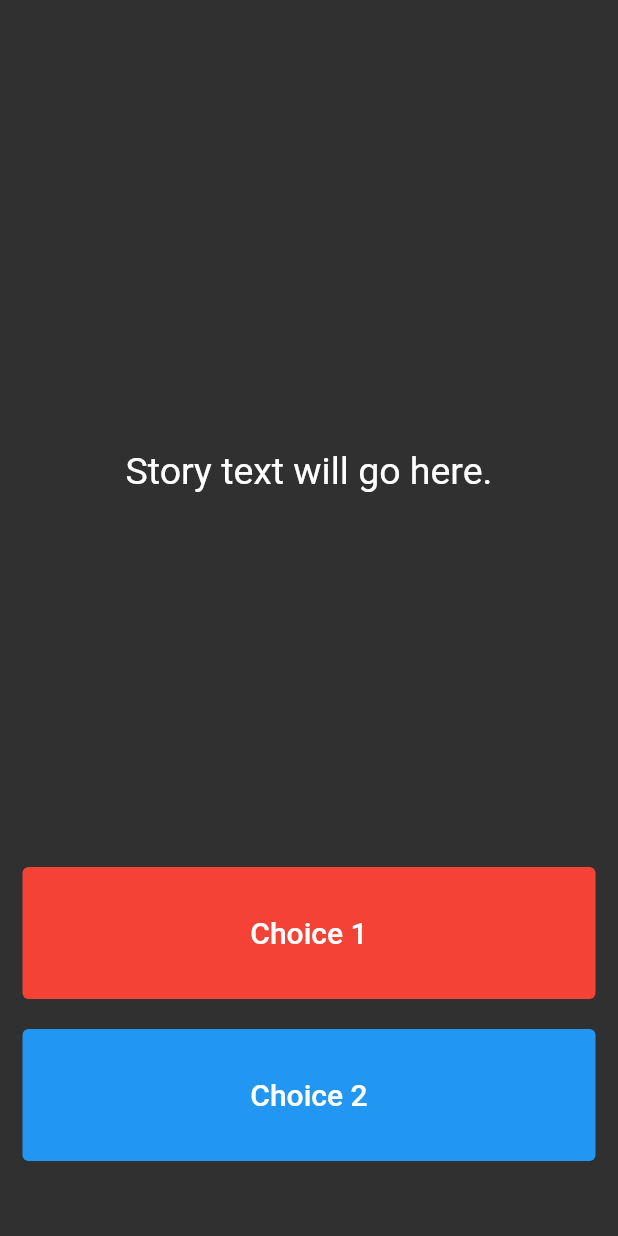
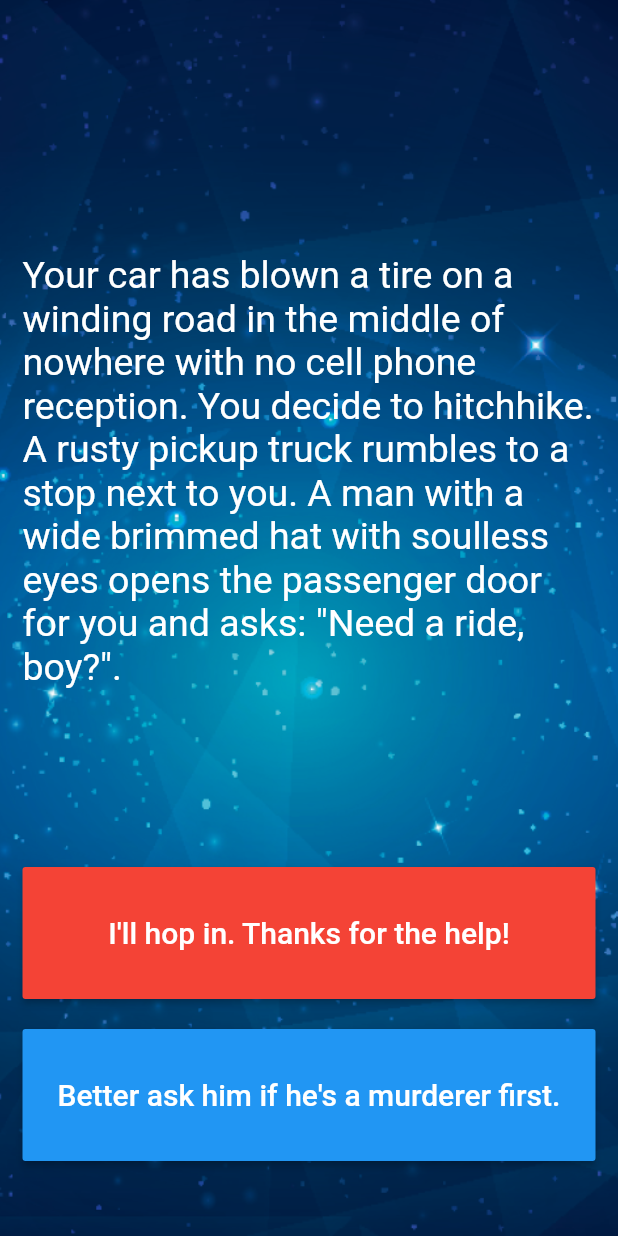
Before and after one commit to HeratUni-CS/destini-FahimKarimi, a Flutter app: the screen it shows after launch, on a phone screen of 412 x 824 dp. Run offline on Flutter 3.47's test engine with Material 2 defaults, Android fonts, the phone set to English and light mode, and no system bars.

Commit message:
Add files via upload

```diff
--- a/lib/main.dart
+++ b/lib/main.dart
@@ -1,4 +1,5 @@
 import 'package:flutter/material.dart';
+import 'story_brain.dart';
 
 //TODO: Step 15 - Run the app and see if you can see the screen update with the first story. Delete this TODO if it looks as you expected.
 
@@ -14,6 +15,7 @@ class Destini extends StatelessWidget {
 }
 
 //TODO: Step 9 - Create a new storyBrain object from the StoryBrain class.
+StoryBrain storyBrain = StoryBrain();
 
 class StoryPage extends StatefulWidget {
   _StoryPageState createState() => _StoryPageState();
@@ -24,7 +26,12 @@ class _StoryPageState extends State<StoryPage> {
   Widget build(BuildContext context) {
     return Scaffold(
       body: Container(
-        //TODO: Step 1 - Add background.png to this Container as a background image.
+        decoration: BoxDecoration(
+          image: DecorationImage(
+            image: AssetImage('images/background.png'),
+            fit: BoxFit.cover,
+          ),
+        ),
         padding: EdgeInsets.symmetric(vertical: 50.0, horizontal: 15.0),
         constraints: BoxConstraints.expand(),
         child: SafeArea(
@@ -36,7 +43,7 @@ class _StoryPageState extends State<StoryPage> {
                 child: Center(
                   child: Text(
                     //TODO: Step 10 - use the storyBrain to get the first story title and display it in this Text Widget.
-                    'Story text will go here.',
+                    storyBrain.getStory(),
                     style: TextStyle(
                       fontSize: 25.0,
                     ),
@@ -45,18 +52,21 @@ class _StoryPageState extends State<StoryPage> {
               ),
               Expanded(
                 flex: 2,
-                child: TextButton(
+                child: MaterialButton(
                   onPressed: () {
                     //Choice 1 made by user.
                     //TODO: Step 18 - Call the nextStory() method from storyBrain and pass the number 1 as the choice made by the user.
+                    //TODO: Step 24 - Run the app and try to figure out what code you need to add to this file to make the story change when you press on the choice buttons.
+                    setState(() {
+                      storyBrain.nextStory(1);
+                    });
                   },
-                  style: TextButton.styleFrom(backgroundColor: Colors.red),
+                  color: Colors.red,
                   child: Text(
                     //TODO: Step 13 - Use the storyBrain to get the text for choice 1.
-                    'Choice 1',
+                    storyBrain.getChoice1(),
                     style: TextStyle(
                       fontSize: 20.0,
-                      color: Colors.white,
                     ),
                   ),
                 ),
@@ -66,20 +76,25 @@ class _StoryPageState extends State<StoryPage> {
               ),
               Expanded(
                 flex: 2,
-                //TODO: Step 26 - Use a Flutter Visibility Widget to wrap this TextButton.
+                //TODO: Step 26 - Use a Flutter Visibility Widget to wrap this FlatButton.
                 //TODO: Step 28 - Set the "visible" property of the Visibility Widget to equal the output from the buttonShouldBeVisible() method in the storyBrain.
-                child: TextButton(
+                child: Visibility(
+                  visible: storyBrain.buttonShouldBeVisible(),
+                  child: MaterialButton(
                     onPressed: () {
                       //Choice 2 made by user.
                       //TODO: Step 19 - Call the nextStory() method from storyBrain and pass the number 2 as the choice made by the user.
+                      setState(() {
+                        storyBrain.nextStory(2);
+                      });
                     },
-                  style: TextButton.styleFrom(backgroundColor: Colors.blue),
+                    color: Colors.blue,
                     child: Text(
                       //TODO: Step 14 - Use the storyBrain to get the text for choice 2.
-                    'Choice 2',
+                      storyBrain.getChoice2(),
                       style: TextStyle(
                         fontSize: 20.0,
-                      color: Colors.white,
+                      ),
                     ),
                   ),
                 ),
@@ -91,6 +106,5 @@ class _StoryPageState extends State<StoryPage> {
     );
   }
 }
-//TODO: Step 24 - Run the app and try to figure out what code you need to add to this file to make the story change when you press on the choice buttons.
 
-//TODO: Step 29 - Run the app and test it against the Story Outline to make sure you've completed all the steps.
+//TODO: Step 29 - Run the app and test it against the Story Outline to make sure you've completed all the steps. The code for the completed app can be found here: https://github.com/londonappbrewery/destini-challenge-completed/
```
Also changed, not shown: lib/story.dart (+8 -3 lines), lib/story_brain.dart (+81 -41 lines). Lines whose indentation alone changed are shown as unchanged.
